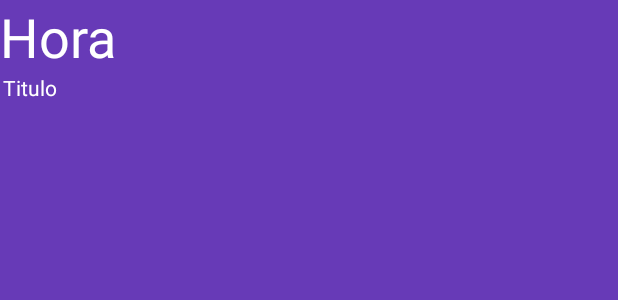
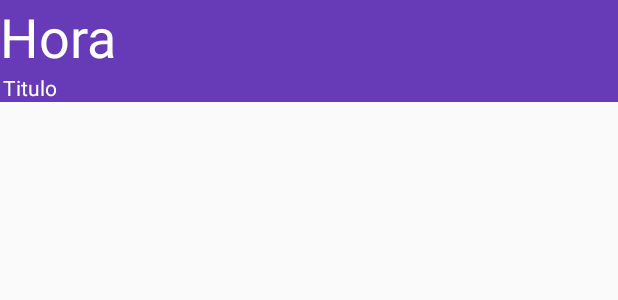
Before and after one commit to GuillermoAlonsoLima/TaskAlarm, an Android app: the layout alarm_item.xml on its own in the app's theme, with its tools: preview values and no code run, on a phone screen of 412 x 824 dp. Shown: the top 300 px of the screen. Run offline under Robolectric (Android 15) with nearby library versions, the phone set to English and light mode, and no system bars.

Commit message:
mostrando alarmes na lista principal

```diff
--- a/app/build.gradle
+++ b/app/build.gradle
@@ -23,6 +23,10 @@ android {
         }
     }
 
+    dataBinding {
+        enabled = true
+    }
+
 }
 
 dependencies {
--- a/app/src/main/res/layout/alarm_item.xml
+++ b/app/src/main/res/layout/alarm_item.xml
@@ -3,31 +3,35 @@
     xmlns:app="http://schemas.android.com/apk/res-auto"
     xmlns:tools="http://schemas.android.com/tools"
     android:layout_width="match_parent"
-    android:layout_height="match_parent"
+    android:layout_height="wrap_content"
     android:background="#673AB7">
 
+    <LinearLayout
+        android:layout_width="0dp"
+        android:layout_height="wrap_content"
+        android:orientation="vertical"
+        app:layout_constraintEnd_toEndOf="parent"
+        app:layout_constraintStart_toStartOf="parent"
+        app:layout_constraintTop_toTopOf="parent">
+
         <TextView
-        android:id="@+id/horaTxt"
-        android:layout_width="0dp"
+            android:id="@+id/horaTxtItem"
+            android:layout_width="wrap_content"
             android:layout_height="wrap_content"
             android:background="#00FFFFFF"
             android:text="Hora"
             android:textColor="#FFFFFF"
-        android:textSize="36sp"
-        app:layout_constraintEnd_toEndOf="parent"
-        app:layout_constraintStart_toStartOf="parent"
-        app:layout_constraintTop_toTopOf="parent" />
+            android:textSize="36sp" />
 
         <TextView
-        android:id="@+id/tituloTxt"
-        android:layout_width="0dp"
+            android:id="@+id/tituloTxtItem"
+            android:layout_width="wrap_content"
             android:layout_height="wrap_content"
             android:layout_marginStart="2dp"
             android:layout_marginLeft="2dp"
             android:background="#00FFFFFF"
             android:text="Titulo"
-        android:textColor="#FFFFFF"
-        app:layout_constraintEnd_toEndOf="parent"
-        app:layout_constraintStart_toStartOf="parent"
-        app:layout_constraintTop_toBottomOf="@+id/horaTxt" />
+            android:textColor="#FFFFFF" />
+    </LinearLayout>
+
 </androidx.constraintlayout.widget.ConstraintLayout>
```
Also changed, not shown: app/src/main/java/com/example/taskalarm/Adapter.kt (added, +39 -0 lines), app/src/main/java/com/example/taskalarm/Alarm.kt (added, +14 -0 lines), app/src/main/java/com/example/taskalarm/MainActivity.kt (+18 -0 lines), app/src/main/res/layout/activity_main.xml (+8 -4 lines), app/src/main/res/layout/alarm_edit.xml (+15 -15 lines). Lines whose indentation alone changed are shown as unchanged.
